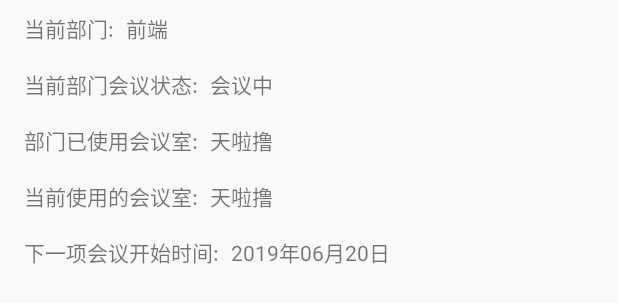
After one commit to JeasonTly/MeettingManager, an Android app: the layout dialog_depart_detail_info.xml on its own in the app's theme, with its tools: preview values and no code run, on a phone screen of 412 x 824 dp. The commit adds this screen. Shown: the top 303 px of the screen. Run offline under Robolectric (Android 15) with nearby library versions, the phone set to English and light mode, and no system bars.

Commit message:
添加部门点击事件弹出 对话框显示部门的会议信息

```diff
--- a/app/build.gradle
+++ b/app/build.gradle
@@ -37,4 +37,5 @@ dependencies {
     implementation 'com.haibin:calendarview:3.6.2'
     //时间选择器
     implementation 'com.contrarywind:Android-PickerView:4.1.6'
+    implementation 'com.android.support:recyclerview-v7:28.0.0'
 }
--- a/app/src/main/java/com/aorise/companymeeting/adapter/DepartmentRecycleListAdapter.java
+++ b/app/src/main/java/com/aorise/companymeeting/adapter/DepartmentRecycleListAdapter.java
@@ -49,6 +49,12 @@ public class DepartmentRecycleListAdapter extends BaseAdapter<DepartmentInfo, De
                 return true;
             }
         });
+        viewHolder.itemView.setOnClickListener(new View.OnClickListener() {
+            @Override
+            public void onClick(View v) {
+                mListener.GridRecycleItemClick(position);
+            }
+        });
     }
 
     class DepartmentVH extends BaseViewHolder {
--- a/app/src/main/java/com/aorise/companymeeting/sqlite/DatabaseHelper.java
+++ b/app/src/main/java/com/aorise/companymeeting/sqlite/DatabaseHelper.java
@@ -88,7 +88,6 @@ public class DatabaseHelper extends SQLiteOpenHelper {
         contentValues.put("DepartMentInfo", content.getDepartmentInfo());
         contentValues.put("chooseDate", content.getChooseDate());
         getWritableDatabase().insert(TABLE_NAME, null, contentValues);
-        LogT.d("然后在部门表中添加会议信息");
     }
 
     public List<MeettingInfo> queryDepartmentMeettingListByName(String departmentName) {
--- a/app/src/main/java/com/aorise/companymeeting/view/TimePicker.java
+++ b/app/src/main/java/com/aorise/companymeeting/view/TimePicker.java
@@ -179,7 +179,9 @@ public class TimePicker extends View {
                             invalidate();
                             break;
                         }
+
                         timePickerListener.onHourSelect(i);
+                        startTime = i;
                     }
                 }
                 break;
--- /dev/null
+++ b/app/src/main/res/layout/dialog_depart_detail_info.xml
@@ -0,0 +1,110 @@
+<?xml version="1.0" encoding="utf-8"?>
+<layout>
+<android.support.constraint.ConstraintLayout
+    xmlns:android="http://schemas.android.com/apk/res/android"
+    xmlns:app="http://schemas.android.com/apk/res-auto"
+    android:layout_width="match_parent"
+    android:layout_height="match_parent">
+
+    <TextView
+        android:id="@+id/textView1"
+        android:layout_width="wrap_content"
+        android:layout_height="wrap_content"
+        android:layout_marginStart="16dp"
+        android:layout_marginTop="8dp"
+        android:text="当前部门:"
+        app:layout_constraintStart_toStartOf="parent"
+        app:layout_constraintTop_toTopOf="parent" />
+
+    <TextView
+        android:id="@+id/depart_detail_name"
+        android:layout_width="wrap_content"
+        android:layout_height="wrap_content"
+        android:layout_marginStart="8dp"
+        android:layout_marginTop="8dp"
+        android:text="前端"
+        app:layout_constraintStart_toEndOf="@+id/textView1"
+        app:layout_constraintTop_toTopOf="parent" />
+
+    <TextView
+        android:id="@+id/textView12"
+        android:layout_width="wrap_content"
+        android:layout_height="wrap_content"
+        android:layout_marginTop="16dp"
+        android:text="当前部门会议状态:"
+        app:layout_constraintStart_toStartOf="@+id/textView1"
+        app:layout_constraintTop_toBottomOf="@+id/textView1" />
+
+    <TextView
+        android:id="@+id/depart_detail_status"
+        android:layout_width="wrap_content"
+        android:layout_height="wrap_content"
+        android:layout_marginStart="8dp"
+        android:text="会议中"
+        app:layout_constraintStart_toEndOf="@+id/textView12"
+        app:layout_constraintTop_toTopOf="@+id/textView12" />
+
+    <TextView
+        android:id="@+id/textView14"
+        android:layout_width="wrap_content"
+        android:layout_height="wrap_content"
+        android:layout_marginTop="16dp"
+        android:text="部门已使用会议室:"
+        app:layout_constraintStart_toStartOf="@+id/textView12"
+        app:layout_constraintTop_toBottomOf="@+id/textView12" />
+
+    <TextView
+        android:id="@+id/depart_detail_room_list"
+        android:layout_width="wrap_content"
+        android:layout_height="wrap_content"
+        android:layout_marginStart="8dp"
+        android:text="天啦撸"
+        app:layout_constraintStart_toEndOf="@+id/textView14"
+        app:layout_constraintTop_toTopOf="@+id/textView14" />
+
+    <TextView
+        android:id="@+id/textView16"
+        android:layout_width="wrap_content"
+        android:layout_height="wrap_content"
+        android:layout_marginTop="16dp"
+        android:text="当前使用的会议室:"
+        app:layout_constraintStart_toStartOf="@+id/textView14"
+        app:layout_constraintTop_toBottomOf="@+id/textView14" />
+
+    <TextView
+        android:id="@+id/depart_detail_room_name"
+        android:layout_width="wrap_content"
+        android:layout_height="wrap_content"
+        android:layout_marginStart="8dp"
+        android:text="天啦撸"
+        app:layout_constraintStart_toEndOf="@+id/textView16"
+        app:layout_constraintTop_toTopOf="@+id/textView16" />
+
+    <TextView
+        android:id="@+id/textView18"
+        android:layout_width="wrap_content"
+        android:layout_height="wrap_content"
+        android:layout_marginTop="16dp"
+        android:text="下一项会议开始时间:"
+        app:layout_constraintStart_toStartOf="@+id/textView16"
+        app:layout_constraintTop_toBottomOf="@+id/textView16" />
+
+    <TextView
+        android:id="@+id/depart_detail_next_meetting"
+        android:layout_width="wrap_content"
+        android:layout_height="wrap_content"
+        android:layout_marginStart="8dp"
+        android:text="2019年06月20日"
+        app:layout_constraintStart_toEndOf="@+id/textView18"
+        app:layout_constraintTop_toTopOf="@+id/textView18" />
+
+    <android.support.v7.widget.RecyclerView
+        android:id="@+id/depart_detail_list"
+        android:layout_width="match_parent"
+        android:layout_height="300dp"
+        android:layout_marginTop="32dp"
+        android:layout_marginStart="8dp"
+        app:layout_constraintStart_toStartOf="@+id/textView18"
+        app:layout_constraintTop_toBottomOf="@+id/textView18" />
+</android.support.constraint.ConstraintLayout>
+</layout>
```
Also changed, not shown: app/src/main/java/com/aorise/companymeeting/MainActivity.java (+105 -14 lines), app/src/main/java/com/aorise/companymeeting/base/TimeAreaUtil.java (+79 -34 lines).
